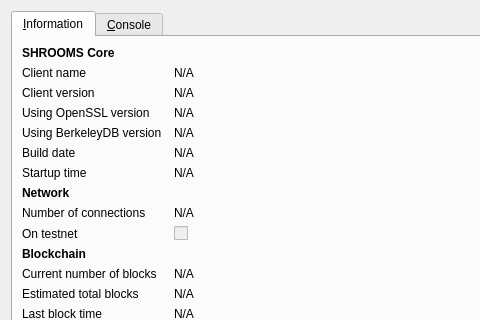
The window that src/qt/forms/rpcconsole.ui (torus-economy/torus-core) describes before a commit, drawn with Qt 5; both pictures show x 0 to 480 and y 0 to 320 of the 740 by 520 pixel window.
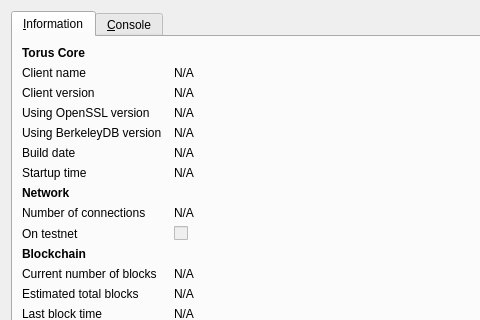
The same window after the commit. Icons and pictures are not drawn.

Commit message: Rebrand SHROOMS to TORUS

```diff
--- a/src/qt/forms/rpcconsole.ui
+++ b/src/qt/forms/rpcconsole.ui
@@ -36,7 +36,7 @@
           </font>
          </property>
          <property name="text">
-          <string>SHROOMS Core</string>
+          <string>Torus Core</string>
          </property>
         </widget>
        </item>
```
Left out of the diff: 6 changed lines with no effect on the pictures. The commit also changes 173 other files.
